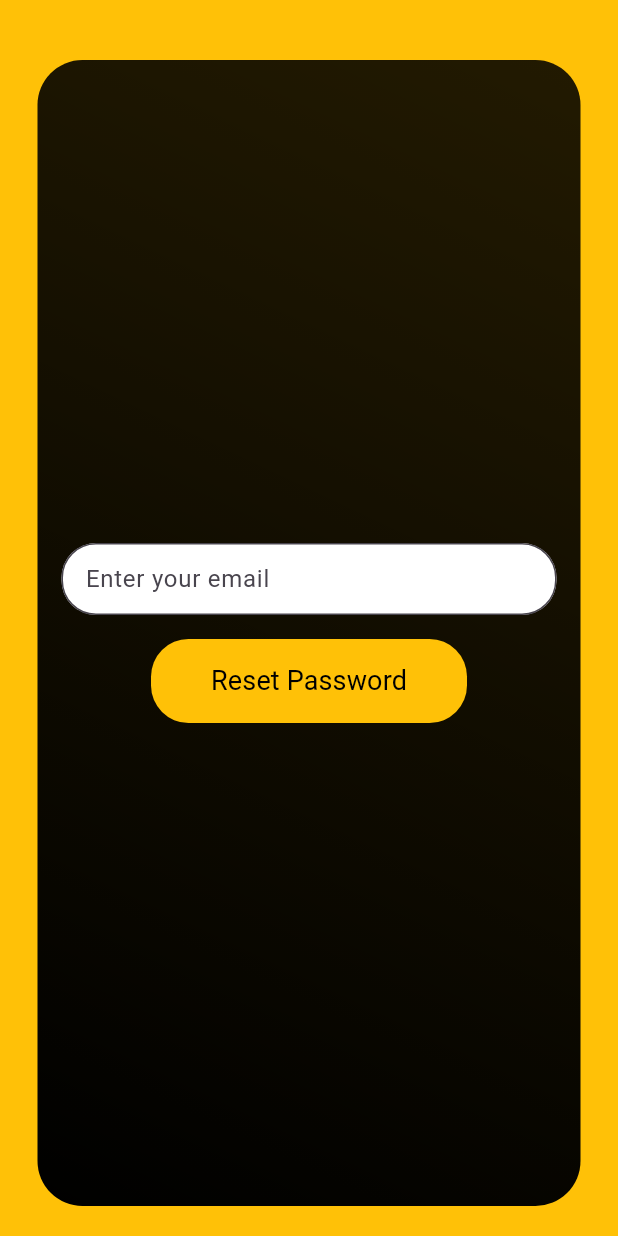
After one commit to RestateOrg/restate, a Flutter app: the ResetPassword screen opened directly, on a phone screen of 412 x 824 dp. The commit adds this screen. Run offline on Flutter 3.47's test engine with Material 3 defaults, Android fonts, the phone set to English and light mode, and no system bars; our stand-ins replace cloud_firestore, firebase_auth, firebase_core; accounts and stored records are empty; network calls fail.

Commit message:
reset password

```diff
--- a/lib/screens/home.dart
+++ b/lib/screens/home.dart
@@ -2,7 +2,7 @@ import 'package:flutter/material.dart';
 import 'package:restate/screens/signIn.dart';
 
 class GetStarted extends StatefulWidget {
-  const GetStarted({Key? key}) : super(key: key);
+  const GetStarted({super.key});
 
   @override
   State<GetStarted> createState() => _GetStartedState();
--- /dev/null
+++ b/lib/screens/resetPassword.dart
@@ -0,0 +1,160 @@
+import 'package:firebase_core/firebase_core.dart';
+import 'package:flutter/foundation.dart';
+import 'package:flutter/material.dart';
+import 'package:firebase_auth/firebase_auth.dart';
+
+class ResetPassword extends StatefulWidget {
+  const ResetPassword({Key? key}) : super(key: key);
+
+  @override
+  _ResetPasswordState createState() => _ResetPasswordState();
+}
+
+class _ResetPasswordState extends State<ResetPassword> {
+  late final TextEditingController eMail;
+  bool isResetting = false;
+
+  @override
+  void initState() {
+    super.initState();
+    eMail = TextEditingController();
+    initializeFirebase();
+  }
+
+  Future<void> initializeFirebase() async {
+    await Firebase.initializeApp();
+  }
+
+  @override
+  void dispose() {
+    eMail.dispose();
+    super.dispose();
+  }
+
+  Future<void> passWordRest() async {
+    setState(() {
+      isResetting = true;
+    });
+
+    try {
+      await FirebaseAuth.instance
+          .sendPasswordResetEmail(email: eMail.text.trim());
+
+      // If successful, show a success message
+      showDialog(
+        context: context,
+        builder: (context) {
+          return AlertDialog(
+            title: Text('Password Reset'),
+            content: Text('Password reset email sent successfully!'),
+            actions: <Widget>[
+              TextButton(
+                onPressed: () {
+                  Navigator.of(context).pop();
+                },
+                child: const Text('Continue'),
+              ),
+            ],
+          );
+        },
+      );
+
+      // Clear the text in the email field
+      eMail.clear();
+    } on FirebaseAuthException catch (e) {
+      if (kDebugMode) {
+        print(e);
+      }
+
+      // If an error occurs, show the error message
+      showDialog(
+        context: context,
+        builder: (context) {
+          return AlertDialog(
+            content: Text(e.message.toString()),
+          );
+        },
+      );
+    } finally {
+      setState(() {
+        isResetting = false;
+      });
+    }
+  }
+
+  @override
+  Widget build(BuildContext context) {
+    final width = MediaQuery.of(context).size.width;
+    final height = MediaQuery.of(context).size.height;
+
+    return Scaffold(
+      backgroundColor: Colors.amber,
+      body: Center(
+        child: Container(
+          padding: const EdgeInsets.all(16.0),
+          margin: const EdgeInsets.fromLTRB(25.0, 40.0, 25.0, 20.0),
+          decoration: BoxDecoration(
+            gradient: const LinearGradient(
+              colors: [Colors.black, Colors.black87],
+              begin: Alignment.bottomLeft,
+              end: Alignment.topRight,
+            ),
+            borderRadius: BorderRadius.circular(30.0),
+          ),
+          child: Column(
+            mainAxisAlignment: MainAxisAlignment.center,
+            children: [
+              TextField(
+                controller: eMail,
+                keyboardType: TextInputType.emailAddress,
+                decoration: InputDecoration(
+                  hintText: 'Enter your email',
+                  fillColor: Colors.white,
+                  filled: true,
+                  border: OutlineInputBorder(
+                    borderRadius: BorderRadius.circular(23.0),
+                  ),
+                  contentPadding: const EdgeInsets.all(12.0),
+                ),
+              ),
+              const SizedBox(height: 16.0),
+              TextButton(
+                onPressed: isResetting ? null : passWordRest,
+                style: TextButton.styleFrom(
+                  foregroundColor: Colors.black,
+                  backgroundColor: Colors.amber,
+                  padding: const EdgeInsets.symmetric(
+                      horizontal: 40.0, vertical: 15.0),
+                  shape: RoundedRectangleBorder(
+                    borderRadius: BorderRadius.circular(25.0),
+                  ),
+                ),
+                child: Text(
+                  isResetting ? 'Resetting...' : 'Reset Password',
+                  style: TextStyle(fontSize: 18.0),
+                ),
+              ),
+            ],
+          ),
+        ),
+      ),
+    );
+  }
+}
+
+void main() {
+  runApp(MyApp());
+}
+
+class MyApp extends StatelessWidget {
+  @override
+  Widget build(BuildContext context) {
+    return MaterialApp(
+      title: 'Reset Password Example',
+      theme: ThemeData(
+        primarySwatch: Colors.blue,
+      ),
+      home: ResetPassword(),
+    );
+  }
+}
```
Also changed, not shown: lib/screens/signIn.dart (+18 -0 lines).
